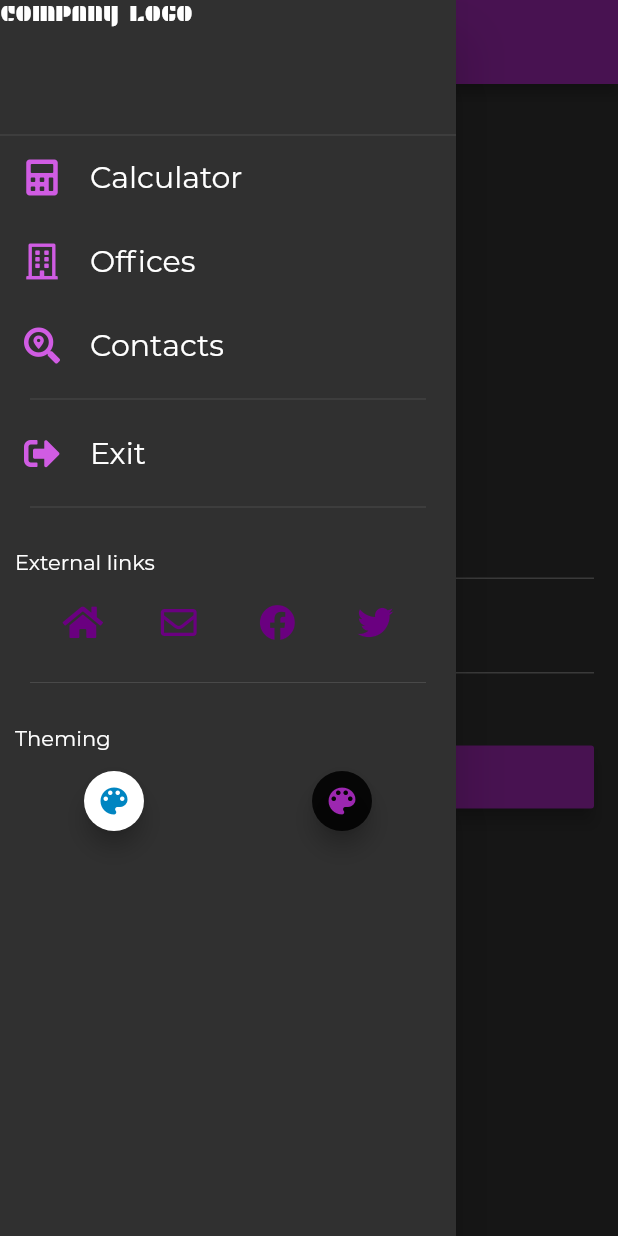
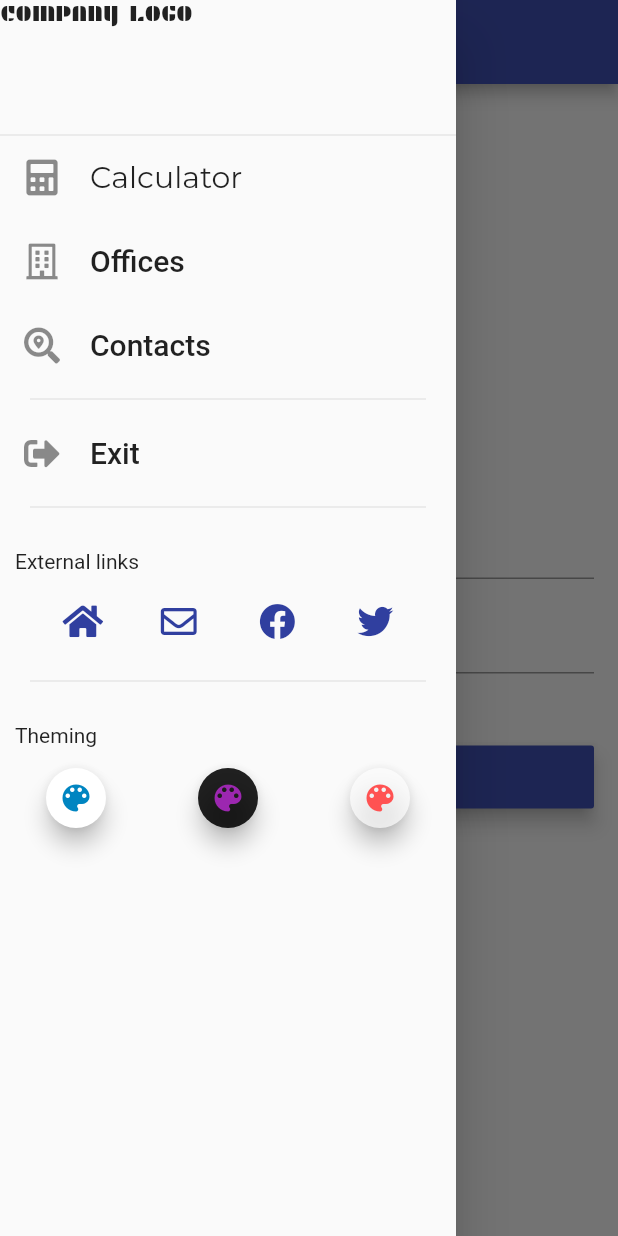
Before and after one commit to todorstoev/tsnews, a Flutter app: the screen it shows after launch, in the side drawer, after a tap on the "color lens" icon, on a phone screen of 412 x 824 dp. Run offline on Flutter 3.47's test engine with Material 2 defaults, Android fonts, the phone set to English and light mode, and no system bars; our stand-ins replace dynamic_theme, firebase_auth, font_awesome_flutter; accounts and stored records are empty; generated files the repository leaves out were written again.

```diff
--- a/lib/main.dart
+++ b/lib/main.dart
@@ -2,28 +2,15 @@ import 'package:flutter/material.dart';
 import 'package:firebase_auth/firebase_auth.dart';
 import 'package:tsnews/models/themes.dart' as Themes;
 import 'package:font_awesome_flutter/font_awesome_flutter.dart';
+import 'package:dynamic_theme/dynamic_theme.dart';
 import 'package:provider/provider.dart';
 import 'package:tsnews/screens/login.dart';
 import 'package:tsnews/screens/home.dart';
 
 void main() => runApp(MyApp());
-typedef void VoidCallback();
 
-class MyApp extends StatefulWidget {
-  @override
-  State<StatefulWidget> createState() => _MyAppState();
-}
-
-class _MyAppState extends State<MyApp> {
+class MyApp extends StatelessWidget {
   final title = "TSNEWS";
-  bool isLight = true;
-
-  void changeTheme() {
-    setState(() {
-      isLight = !this.isLight;
-    });
-  }
-
   @override
   Widget build(BuildContext context) {
     return MultiProvider(
@@ -33,26 +20,31 @@ class _MyAppState extends State<MyApp> {
             stream: FirebaseAuth.instance.onAuthStateChanged,
           ),
         ],
-        child: MaterialApp(
+        child: DynamicTheme(
+          defaultBrightness: Brightness.light,
+          data: (brightness) => ThemeData(
+                primarySwatch: Colors.indigo,
+                brightness: brightness,
+              ),
+          themedWidgetBuilder: (context, theme) {
+            return MaterialApp(
               title: title,
               debugShowCheckedModeBanner: false,
-          theme:
-              isLight ? Themes.MyThemes.lightTheme : Themes.MyThemes.darkTheme,
-          darkTheme: Themes.MyThemes.darkTheme,
+              theme: theme,
               initialRoute: '/',
               routes: {
                 // When we navigate to the "/" route, build the FirstScreen Widget
                 '/news': (context) => PageBuilder(
-                  changeTheme: changeTheme,
                       page: Home(),
                       title: "",
                     ),
                 // When we navigate to the "/second" route, build the SecondScreen Widget
                 '/': (context) => PageBuilder(
-                  changeTheme: changeTheme,
                       page: LoginPage(),
                       title: "",
                     ),
+              },
+            );
           },
         ));
   }
@@ -60,11 +52,9 @@ class _MyAppState extends State<MyApp> {
 
 class PageBuilder extends StatefulWidget {
   final Widget page;
-  final VoidCallback changeTheme;
   final String title;
 
-  PageBuilder({Key key, this.page, this.changeTheme, this.title})
-      : super(key: key);
+  PageBuilder({Key key, this.page, this.title}) : super(key: key);
 
   @override
   _PageBuilderState createState() => _PageBuilderState();
@@ -83,8 +73,10 @@ class _PageBuilderState extends State<PageBuilder> {
             Container(
               height: 90.0,
               child: DrawerHeader(
-
-                child: Text('COMPANY LOGO', style: TextStyle(fontFamily: 'Plaster'),),
+                child: Text(
+                  'COMPANY LOGO',
+                  style: TextStyle(fontFamily: 'Plaster'),
+                ),
                 margin: EdgeInsets.all(0.0),
                 padding: EdgeInsets.all(0.0),
 
@@ -114,8 +106,8 @@ class _PageBuilderState extends State<PageBuilder> {
                       margin: EdgeInsets.only(left: 20.0),
                       child: Text(
                         'Calculator',
-                        style: TextStyle(fontSize: 20, fontFamily: 'Montserrat')
-                        ,
+                        style:
+                            TextStyle(fontSize: 20, fontFamily: 'Montserrat'),
                       ))
                 ],
               ),
@@ -229,22 +221,37 @@ class _PageBuilderState extends State<PageBuilder> {
               mainAxisAlignment: MainAxisAlignment.spaceAround,
               children: <Widget>[
                 FloatingActionButton(
-                  onPressed: widget.changeTheme,
+                    onPressed: () {
+                      DynamicTheme.of(context).setBrightness(Brightness.light);
+                    },
                     child: Icon(Icons.color_lens),
                     backgroundColor: Colors.white,
                     foregroundColor: Color(0xFF0085c1),
-                  mini: true
-                ),
+                    mini: true),
                 FloatingActionButton(
-                  onPressed: widget.changeTheme,
+                  onPressed: () {
+                    DynamicTheme.of(context).setBrightness(Brightness.dark);
+                  },
                   child: Icon(Icons.color_lens),
                   backgroundColor: Colors.black87,
                   foregroundColor: Color(0xFF9c27b0),
                   mini: true,
                   tooltip: 'Dark theme',
-
                 ),
-
+                FloatingActionButton(
+                  onPressed: () {
+                    DynamicTheme.of(context).setThemeData(
+                      ThemeData(
+                          primaryColor: Colors.redAccent,
+                          brightness: Theme.of(context).brightness),
+                    );
+                  },
+                  child: Icon(Icons.color_lens),
+                  backgroundColor: Colors.white70,
+                  foregroundColor: Colors.redAccent,
+                  mini: true,
+                  tooltip: 'Dark theme',
+                ),
               ],
             ),
 //            Container(
```
Lines whose indentation alone changed are shown as unchanged.
